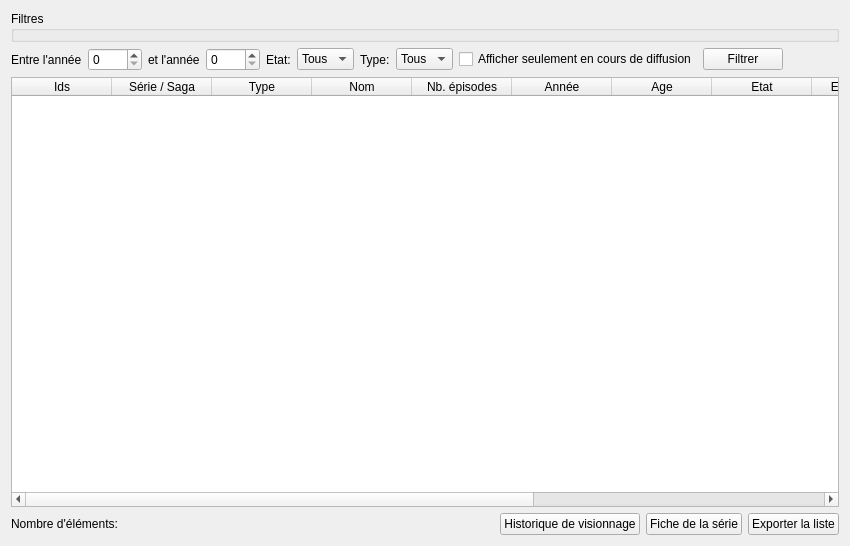
Old version of the form src/ui/tabs/list2_tab.ui in the repository seigneurfuo/MyAnimeManager3.
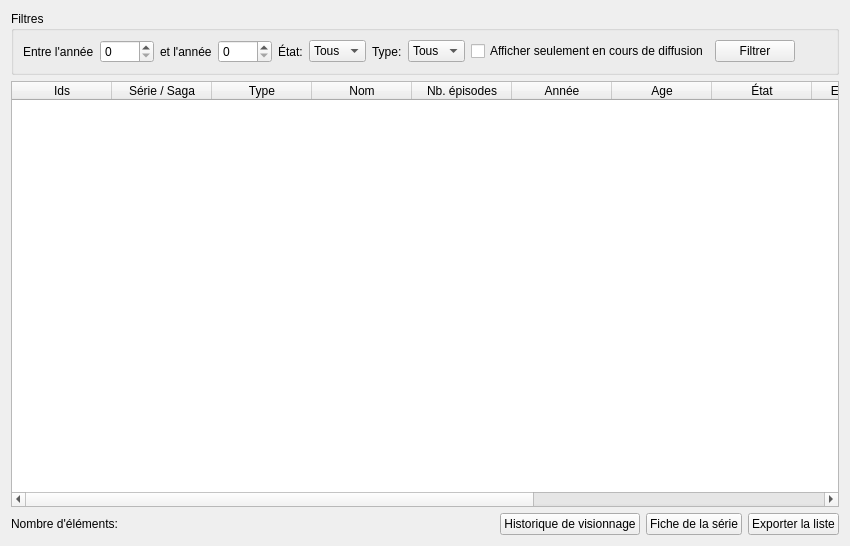
New version of the form. Icons and pictures are not drawn.

Commit message: Modifications sur les filtres dans l'onglet "Liste".

Diff of the .ui file:
```diff
--- a/src/ui/tabs/list2_tab.ui
+++ b/src/ui/tabs/list2_tab.ui
@@ -13,18 +13,17 @@
   <property name="windowTitle">
    <string>Form</string>
   </property>
-  <layout class="QGridLayout" name="gridLayout">
+  <layout class="QGridLayout" name="gridLayout_3">
    <item row="0" column="0">
     <widget class="QGroupBox" name="groupBox">
      <property name="title">
       <string>Filtres</string>
      </property>
      <property name="flat">
-      <bool>true</bool>
+      <bool>false</bool>
      </property>
-    </widget>
-   </item>
-   <item row="1" column="0">
+     <layout class="QGridLayout" name="gridLayout">
+      <item row="0" column="0">
     <layout class="QHBoxLayout" name="horizontalLayout_3">
      <item>
       <widget class="QLabel" name="label_2">
@@ -57,7 +56,7 @@
      <item>
       <widget class="QLabel" name="label_4">
        <property name="text">
-        <string>Etat:</string>
+           <string>État:</string>
        </property>
       </widget>
      </item>
@@ -115,7 +114,10 @@
      </item>
     </layout>
    </item>
-   <item row="2" column="0">
+     </layout>
+    </widget>
+   </item>
+   <item row="1" column="0">
     <widget class="QTableWidget" name="tableWidget">
      <property name="editTriggers">
       <set>QAbstractItemView::NoEditTriggers</set>
@@ -181,7 +183,7 @@
      </column>
      <column>
       <property name="text">
-       <string>Etat</string>
+       <string>État</string>
       </property>
      </column>
      <column>
```
Left out of the diff: 2 changed lines with no effect on the pictures. Lines whose indentation alone changed are shown as unchanged.
